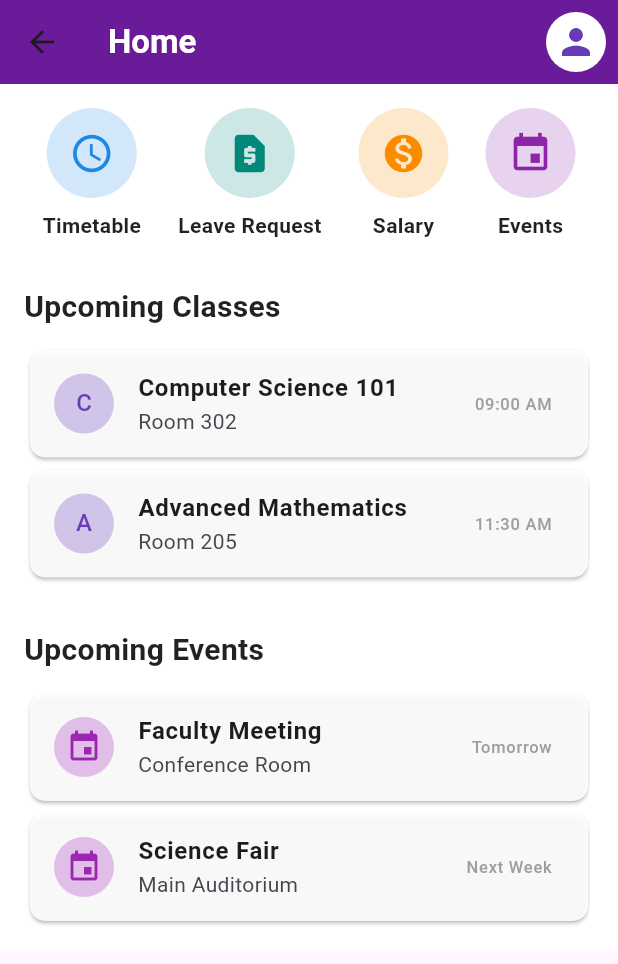
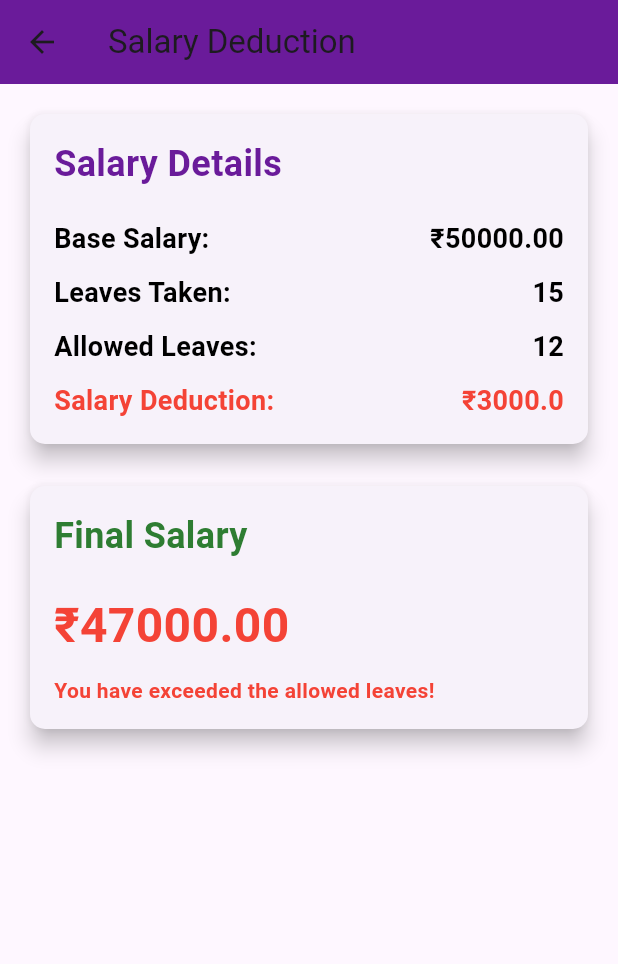
Before and after one commit to Joel-Joshy-V/RecycleWise, a Flutter app: the HomePage screen opened directly, after a tap on "Salary", on a phone screen of 412 x 824 dp. Shown: the top 964 px of the screen. Run offline on Flutter 3.47's test engine with Material 3 defaults, Android fonts, the phone set to English and light mode, and no system bars.

Commit message:
salary page updated

```diff
--- a/Desktop/mysql_project/mysql_project/lib/home.dart
+++ b/Desktop/mysql_project/mysql_project/lib/home.dart
@@ -1,4 +1,5 @@
 import 'package:flutter/material.dart';
+import 'package:mysql_project/salary.dart';
 import 'package:mysql_project/time_table.dart';
 import 'leave_request.dart';
 import 'event_management.dart';
@@ -11,9 +12,13 @@ class HomePage extends StatelessWidget {
       appBar: AppBar(
         title: const Text(
           'Home',
-          style: TextStyle(fontWeight: FontWeight.bold, color: Colors.white,),
+          style: TextStyle(
+            fontWeight: FontWeight.bold,
+            color: Colors.white,
+          ),
         ),
-        backgroundColor: const Color(0xFF6A1B9A), // Dark purple color for the AppBar
+        backgroundColor:
+            const Color(0xFF6A1B9A), // Dark purple color for the AppBar
         actions: [
           Padding(
             padding: const EdgeInsets.symmetric(horizontal: 8.0),
@@ -51,7 +56,8 @@ class HomePage extends StatelessWidget {
                     () {
                       Navigator.push(
                         context,
-                        MaterialPageRoute(builder: (context) => TimeTablePage()),
+                        MaterialPageRoute(
+                            builder: (context) => TimeTablePage()),
                       );
                     },
                   ),
@@ -62,7 +68,8 @@ class HomePage extends StatelessWidget {
                     () {
                       Navigator.push(
                         context,
-                        MaterialPageRoute(builder: (context) => LeaveRequestPage()),
+                        MaterialPageRoute(
+                            builder: (context) => LeaveRequestPage()),
                       );
                     },
                   ),
@@ -70,7 +77,12 @@ class HomePage extends StatelessWidget {
                     Icons.monetization_on,
                     "Salary",
                     Colors.orange.shade600,
-                    () {},
+                    () {
+                      Navigator.push(
+                        context,
+                        MaterialPageRoute(builder: (context) => SalaryPage()),
+                      );
+                    },
                   ),
                   _buildIconButton(
                     Icons.event,
@@ -79,7 +91,8 @@ class HomePage extends StatelessWidget {
                     () {
                       Navigator.push(
                         context,
-                        MaterialPageRoute(builder: (context) => EventManagementPage()),
+                        MaterialPageRoute(
+                            builder: (context) => EventManagementPage()),
                       );
                     },
                   ),
@@ -162,7 +175,8 @@ class HomePage extends StatelessWidget {
       child: ListTile(
         leading: CircleAvatar(
           backgroundColor: Colors.deepPurple[100],
-          child: Text(title[0], style: const TextStyle(color: Colors.deepPurple)),
+          child:
+              Text(title[0], style: const TextStyle(color: Colors.deepPurple)),
         ),
         title: Text(
           title,
--- /dev/null
+++ b/Desktop/mysql_project/mysql_project/lib/salary.dart
@@ -0,0 +1,158 @@
+import 'package:flutter/material.dart';
+
+class SalaryPage extends StatefulWidget {
+  @override
+  _SalaryPageState createState() => _SalaryPageState();
+}
+
+class _SalaryPageState extends State<SalaryPage> {
+  final int allowedLeavesPerYear = 12; // Allowed leaves per year
+  final double baseSalary = 50000; // Base salary
+  final double deductionPerLeave = 1000; // Deduction for each excess leave
+
+  int leavesTaken = 15; // Example: Total leaves taken
+  double finalSalary = 0.0; // Final salary after deductions
+
+  @override
+  void initState() {
+    super.initState();
+    calculateSalary(); // Calculate the salary on initialization
+  }
+
+  // Method to calculate final salary based on leaves taken
+  void calculateSalary() {
+    int excessLeaves = (leavesTaken > allowedLeavesPerYear) ? leavesTaken - allowedLeavesPerYear : 0;
+    finalSalary = baseSalary - (excessLeaves * deductionPerLeave);
+  }
+
+  @override
+  Widget build(BuildContext context) {
+    return Scaffold(
+      appBar: AppBar(
+        title: const Text('Salary Deduction'),
+        backgroundColor: const Color(0xFF6A1B9A),
+      ),
+      body: Padding(
+        padding: const EdgeInsets.all(16.0),
+        child: Column(
+          mainAxisAlignment: MainAxisAlignment.start,
+          crossAxisAlignment: CrossAxisAlignment.stretch,
+          children: [
+            _buildSalaryCard(),
+            SizedBox(height: 20),
+            _buildFinalSalaryCard(),
+          ],
+        ),
+      ),
+    );
+  }
+
+  // Widget for the salary details card
+  Widget _buildSalaryCard() {
+    return Card(
+      elevation: 6,
+      shape: RoundedRectangleBorder(
+        borderRadius: BorderRadius.circular(10),
+      ),
+      child: Padding(
+        padding: const EdgeInsets.all(16.0),
+        child: Column(
+          crossAxisAlignment: CrossAxisAlignment.start,
+          children: [
+            Text(
+              'Salary Details',
+              style: TextStyle(
+                fontSize: 24,
+                fontWeight: FontWeight.bold,
+                color: Colors.purple[800],
+              ),
+            ),
+            SizedBox(height: 20),
+            _buildDetailRow('Base Salary:', '₹${baseSalary.toStringAsFixed(2)}'),
+            SizedBox(height: 10),
+            _buildDetailRow('Leaves Taken:', '$leavesTaken'),
+            SizedBox(height: 10),
+            _buildDetailRow('Allowed Leaves:', '$allowedLeavesPerYear'),
+            SizedBox(height: 10),
+            _buildDetailRow(
+              'Salary Deduction:',
+              '₹${(leavesTaken > allowedLeavesPerYear) ? (leavesTaken - allowedLeavesPerYear) * deductionPerLeave : 0}',
+              color: Colors.red,
+            ),
+          ],
+        ),
+      ),
+    );
+  }
+
+  // Widget for the final salary card
+  Widget _buildFinalSalaryCard() {
+    return Card(
+      elevation: 6,
+      shape: RoundedRectangleBorder(
+        borderRadius: BorderRadius.circular(10),
+      ),
+      child: Padding(
+        padding: const EdgeInsets.all(16.0),
+        child: Column(
+          crossAxisAlignment: CrossAxisAlignment.start,
+          children: [
+            Text(
+              'Final Salary',
+              style: TextStyle(
+                fontSize: 24,
+                fontWeight: FontWeight.bold,
+                color: Colors.green[800],
+              ),
+            ),
+            SizedBox(height: 20),
+            Text(
+              '₹${finalSalary.toStringAsFixed(2)}',
+              style: TextStyle(
+                fontSize: 32,
+                fontWeight: FontWeight.bold,
+                color: (leavesTaken > allowedLeavesPerYear) ? Colors.red : Colors.green,
+              ),
+            ),
+            SizedBox(height: 10),
+            if (leavesTaken > allowedLeavesPerYear)
+              Text(
+                'You have exceeded the allowed leaves!',
+                style: TextStyle(color: Colors.red, fontWeight: FontWeight.bold),
+              )
+            else
+              Text(
+                'You are within the allowed leave limit.',
+                style: TextStyle(color: Colors.green, fontWeight: FontWeight.bold),
+              ),
+          ],
+        ),
+      ),
+    );
+  }
+
+  // Helper method to create detail rows
+  Widget _buildDetailRow(String label, String value, {Color color = Colors.black}) {
+    return Row(
+      mainAxisAlignment: MainAxisAlignment.spaceBetween,
+      children: [
+        Text(
+          label,
+          style: TextStyle(
+            fontSize: 18,
+            fontWeight: FontWeight.w600,
+            color: color,
+          ),
+        ),
+        Text(
+          value,
+          style: TextStyle(
+            fontSize: 18,
+            fontWeight: FontWeight.w600,
+            color: color,
+          ),
+        ),
+      ],
+    );
+  }
+}
```
